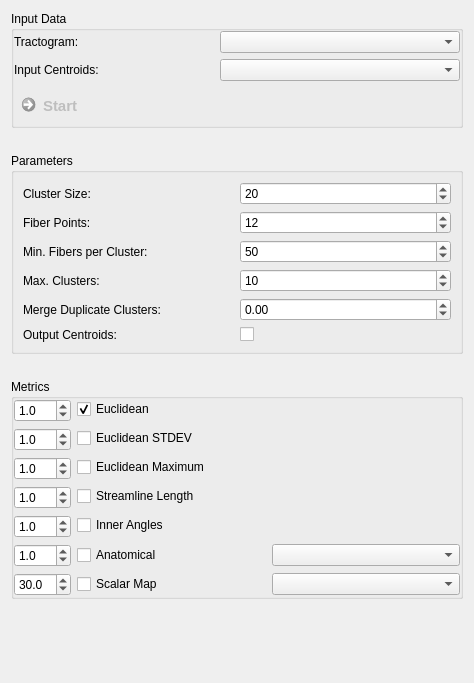
Before: the Qt Designer form Plugins/org.mitk.gui.qt.diffusionimaging.fiberprocessing/src/internal/QmitkFiberClusteringViewControls.ui in MITK/MITK, drawn with Qt 5.
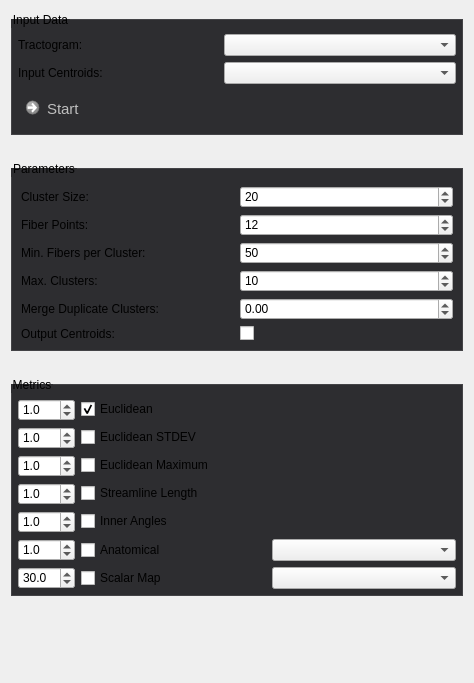
After: the same form once the commit is applied. Custom widgets are drawn as their Qt base class.

Commit message: Update diffusion view style

Patch:
```diff
--- a/Plugins/org.mitk.gui.qt.diffusionimaging.fiberprocessing/src/internal/QmitkFiberClusteringViewControls.ui
+++ b/Plugins/org.mitk.gui.qt.diffusionimaging.fiberprocessing/src/internal/QmitkFiberClusteringViewControls.ui
@@ -13,6 +13,43 @@
   <property name="windowTitle">
    <string>Form</string>
   </property>
+  <property name="styleSheet">
+   <string>QCommandLinkButton {
+  font-weight: normal;
+}
+
+QCommandLinkButton:disabled {
+  border: none;
+  font-weight: lighter;
+}
+
+QToolBox::tab {
+  border: 1px solid #434346;
+  font-weight: bold;
+}
+
+QToolBox::tab:hover {
+  background-color: #434346;
+  font-weight: bold;
+}
+
+QToolBox::tab:selected {
+  background-color: #1c97ea;
+  border: 1px solid #1c97ea;
+  font-weight: bold;
+}
+
+QGroupBox {
+  border: 1px solid #434346;
+  background-color: #2d2d30;
+  margin-top: 8px;
+  padding-top: 8px;
+}
+
+QGroupBox, QGroupBox:disabled {
+  background-color: #2d2d30;
+}</string>
+  </property>
   <layout class="QGridLayout" name="gridLayout_10">
    <property name="verticalSpacing">
     <number>25</number>
@@ -37,16 +74,16 @@
      </property>
      <layout class="QFormLayout" name="formLayout">
       <property name="leftMargin">
-       <number>0</number>
+       <number>6</number>
       </property>
       <property name="topMargin">
-       <number>0</number>
+       <number>6</number>
       </property>
       <property name="rightMargin">
-       <number>0</number>
+       <number>6</number>
       </property>
       <property name="bottomMargin">
-       <number>0</number>
+       <number>6</number>
       </property>
       <item row="0" column="0">
        <widget class="QDoubleSpinBox" name="m_MetricWeight1">
@@ -293,16 +330,16 @@
      </property>
      <layout class="QGridLayout" name="gridLayout_4">
       <property name="leftMargin">
-       <number>0</number>
+       <number>6</number>
       </property>
       <property name="topMargin">
-       <number>0</number>
+       <number>6</number>
       </property>
       <property name="rightMargin">
-       <number>0</number>
+       <number>6</number>
       </property>
       <property name="bottomMargin">
-       <number>0</number>
+       <number>6</number>
       </property>
       <item row="1" column="0">
        <widget class="QLabel" name="label_12">
```
Left out of the diff: 12 changed lines with no effect on the pictures. The commit also changes 32 other files.
